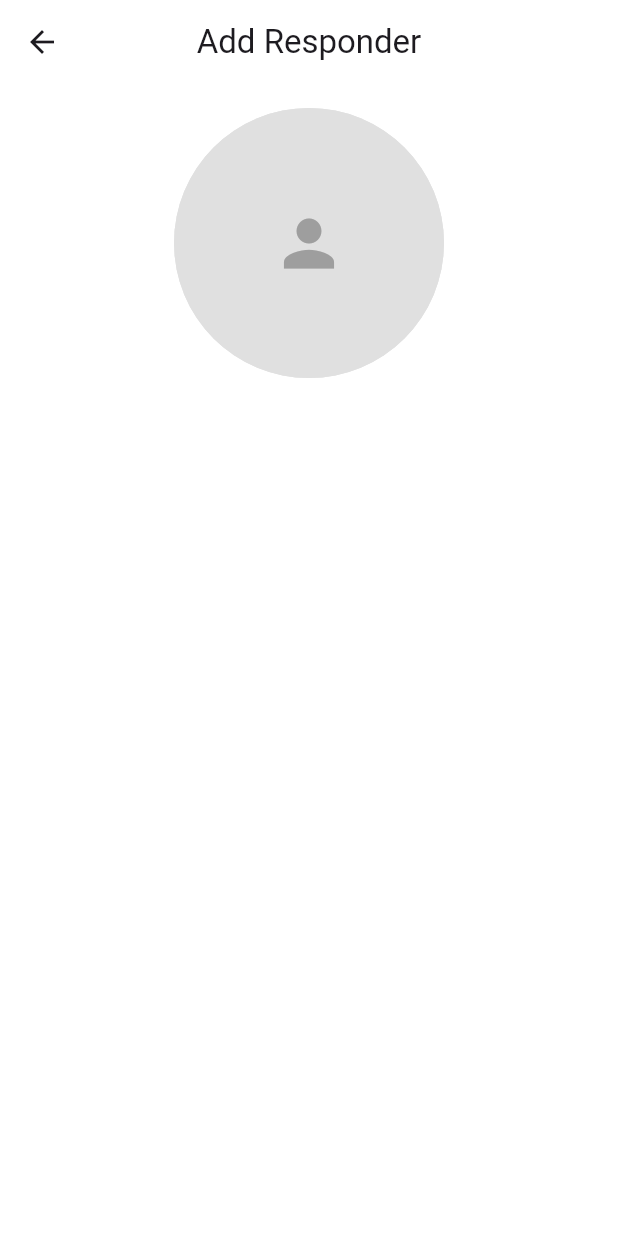
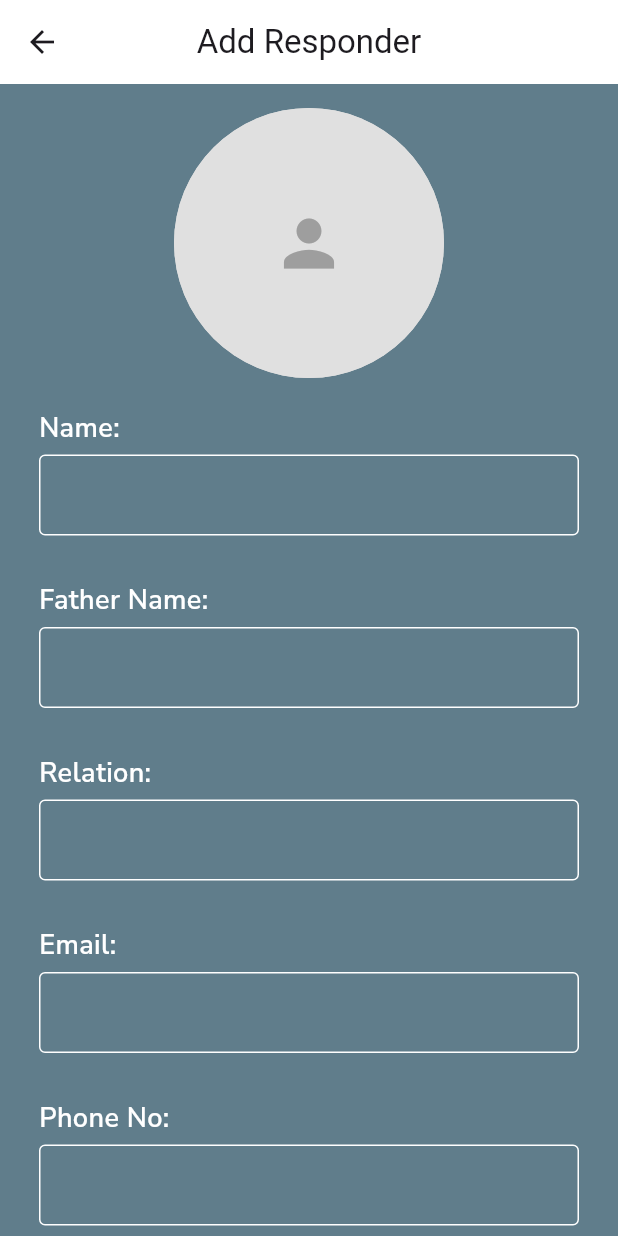
Before and after one commit to HussainMatloob/piffers, a Flutter app: the ResponderListScreen screen opened by its route, after a tap on "Add responder", on a phone screen of 412 x 824 dp. Run offline on Flutter 3.47's test engine with Material 3 defaults, Android fonts, the phone set to English and light mode, and no system bars; our stand-ins replace badges, firebase_core, firebase_messaging, flutter_local_notifications, flutter_otp_text_field, flutter_snake_navigationbar and 10 more; missing offline and left inert: flutter_pdfview; accounts and stored records are empty; network calls fail; project files that could hold a hidden picture were left out.

Commit message:
Changes 31/01/25

```diff
--- a/lib/Views/BottomNav/AddResponder.dart
+++ b/lib/Views/BottomNav/AddResponder.dart
@@ -28,7 +28,7 @@
   @override
   Widget build(BuildContext context) {
     return Scaffold(
-      backgroundColor: Colors.white,
+      backgroundColor: Colors.blueGrey,
       appBar: AppBar(
         backgroundColor: Colors.white,
         title: const Text('Add Responder'),
--- a/lib/Views/BottomNav/LocateResponder.dart
+++ b/lib/Views/BottomNav/LocateResponder.dart
@@ -548,6 +548,7 @@
                                         style: GoogleFonts.inknutAntiqua(
                                           fontSize: 18,
                                           fontWeight: FontWeight.w300,
+                                          color: Colors.black,
                                         )),
                                     const Text("At Office", style: TextStyle(fontSize: 12, color: Colors.black),),
                                     const Text("Since 6:00 am", style: TextStyle(fontSize: 12, color: Colors.black),)
--- a/lib/Views/BottomNav/RespondersList.dart
+++ b/lib/Views/BottomNav/RespondersList.dart
@@ -20,6 +20,8 @@
 
   @override
   Widget build(BuildContext context) {
+    responderController.fetchResponders();
+
     return Scaffold(
       appBar: AppBar(
         title: const Text('Responders'),
--- a/lib/Views/Services/firebase_messaging_service.dart
+++ b/lib/Views/Services/firebase_messaging_service.dart
@@ -4,11 +4,14 @@
 import 'package:flutter_local_notifications/flutter_local_notifications.dart';
 import '../Controllers/notification_controller.dart';
 import '../Screens/OpenMap.dart';
+import '../Utils/utils.dart';
 
 
 class FirebaseMessagingService {
   final FirebaseMessaging _firebaseMessaging = FirebaseMessaging.instance;
   final NotificationController notificationController = Get.put(NotificationController());
+  String? fullName;
+
 
   // Initialize the local notifications plugin
   final FlutterLocalNotificationsPlugin flutterLocalNotificationsPlugin = FlutterLocalNotificationsPlugin();
@@ -19,7 +22,6 @@
       badge: true,
       sound: true,
     );
-
     // Initialize the local notifications plugin
     const AndroidInitializationSettings androidInitializationSettings = AndroidInitializationSettings('@mipmap/ic_launcher');
     final InitializationSettings initializationSettings = InitializationSettings(android: androidInitializationSettings);
--- a/pubspec.yaml
+++ b/pubspec.yaml
@@ -60,7 +60,7 @@
   path_provider: ^2.0.11
   url_launcher: ^6.1.10
   geolocator: ^10.0.0
-  geocoding: ^2.0.0
+  geocoding: ^3.0.0
   permission_handler: ^11.1.0
   google_maps_flutter: ^2.10.0
   location: ^8.0.0
@@ -70,7 +70,6 @@
   firebase_messaging: ^15.2.1
   badges: ^3.1.2
   flutter_local_notifications: ^18.0.1
-
 
 
 
```
Also changed, not shown: lib/Views/Controllers/sos_controller.dart (+31 -1 lines), pubspec.lock.
